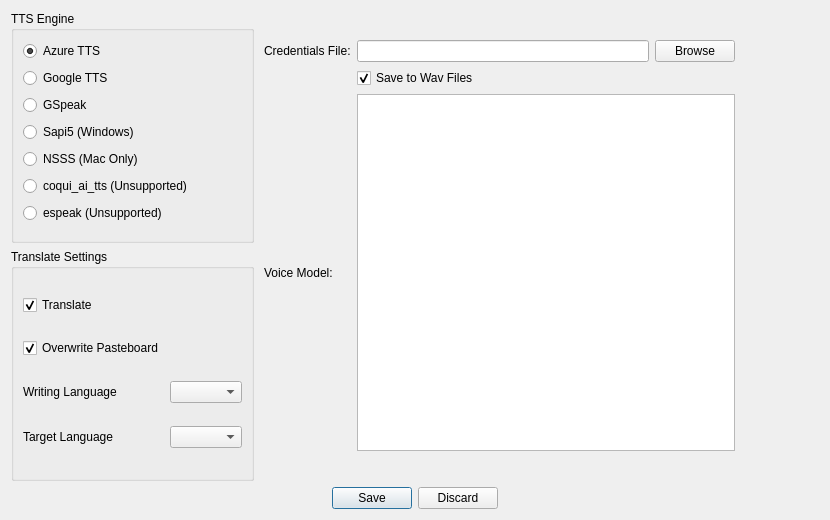
The window that GUI_TranslateAndTTS/form.ui (AceCentre/AACSpeakHelper) describes before a commit, drawn with Qt 5.
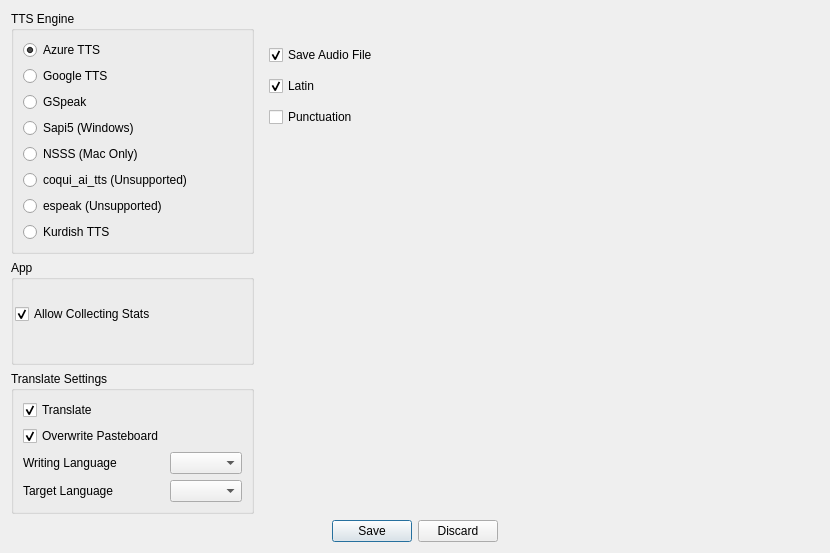
The same window after the commit. The open tabs and pages were chosen to show the change.

What changed in the file:
```diff
--- a/GUI_TranslateAndTTS/form.ui
+++ b/GUI_TranslateAndTTS/form.ui
@@ -7,243 +7,14 @@
     <x>0</x>
     <y>0</y>
     <width>830</width>
-    <height>520</height>
+    <height>553</height>
    </rect>
   </property>
   <property name="windowTitle">
    <string>Configure TranslateAndTTS</string>
   </property>
   <layout class="QGridLayout" name="gridLayout">
-   <item row="1" column="0">
-    <widget class="QGroupBox" name="groupBox_translate">
-     <property name="sizePolicy">
-      <sizepolicy hsizetype="Preferred" vsizetype="Preferred">
-       <horstretch>0</horstretch>
-       <verstretch>0</verstretch>
-      </sizepolicy>
-     </property>
-     <property name="title">
-      <string>Translate Settings</string>
-     </property>
-     <property name="checkable">
-      <bool>false</bool>
-     </property>
-     <layout class="QGridLayout" name="gridLayout_2">
-      <item row="1" column="0">
-       <widget class="QCheckBox" name="checkBox_overwritepb">
-        <property name="sizePolicy">
-         <sizepolicy hsizetype="Preferred" vsizetype="Fixed">
-          <horstretch>0</horstretch>
-          <verstretch>0</verstretch>
-         </sizepolicy>
-        </property>
-        <property name="toolTip">
-         <string>&lt;html&gt;&lt;head/&gt;&lt;body&gt;&lt;pre style=&quot; margin-top:0px; margin-bottom:0px; margin-left:0px; margin-right:0px; -qt-block-indent:0; text-indent:0px; line-height:19px; background-color:#1f1f1f;&quot;&gt;&lt;span style=&quot; font-family:'Consolas','Courier New','monospace'; font-size:14px; color:#6a9955;&quot;&gt;Do you want to overwrite the pasteboard with the new translated string?&lt;/span&gt;&lt;/pre&gt;&lt;/body&gt;&lt;/html&gt;</string>
-        </property>
-        <property name="text">
-         <string>Overwrite Pasteboard</string>
-        </property>
-        <property name="checked">
-         <bool>true</bool>
-        </property>
-       </widget>
-      </item>
-      <item row="0" column="0">
-       <widget class="QCheckBox" name="checkBox_translate">
-        <property name="sizePolicy">
-         <sizepolicy hsizetype="Preferred" vsizetype="Fixed">
-          <horstretch>0</horstretch>
-          <verstretch>0</verstretch>
-         </sizepolicy>
-        </property>
-        <property name="toolTip">
-         <string>&lt;html&gt;&lt;head/&gt;&lt;body&gt;&lt;pre style=&quot; margin-top:0px; margin-bottom:0px; margin-left:0px; margin-right:0px; -qt-block-indent:0; text-indent:0px; line-height:19px; background-color:#1f1f1f;&quot;&gt;&lt;span style=&quot; font-family:'Consolas','Courier New','monospace'; font-size:14px; color:#6a9955;&quot;&gt;Uncheck this option If you just want it to speak in the text you are writing&lt;/span&gt;&lt;/pre&gt;&lt;/body&gt;&lt;/html&gt;</string>
-        </property>
-        <property name="text">
-         <string>Translate</string>
-        </property>
-        <property name="checked">
-         <bool>true</bool>
-        </property>
-       </widget>
-      </item>
-      <item row="2" column="1">
-       <widget class="QComboBox" name="comboBox_writeLang"/>
-      </item>
-      <item row="3" column="0">
-       <widget class="QLabel" name="label_2">
-        <property name="sizePolicy">
-         <sizepolicy hsizetype="Fixed" vsizetype="Preferred">
-          <horstretch>0</horstretch>
-          <verstretch>0</verstretch>
-         </sizepolicy>
-        </property>
-        <property name="toolTip">
-         <string>Target Language for Translattion</string>
-        </property>
-        <property name="text">
-         <string>Target Language</string>
-        </property>
-       </widget>
-      </item>
-      <item row="2" column="0">
-       <widget class="QLabel" name="label">
-        <property name="toolTip">
-         <string>&lt;html&gt;&lt;head/&gt;&lt;body&gt;&lt;pre style=&quot; margin-top:0px; margin-bottom:0px; margin-left:0px; margin-right:0px; -qt-block-indent:0; text-indent:0px; line-height:19px; background-color:#1f1f1f;&quot;&gt;&lt;span style=&quot; font-family:'Consolas','Courier New','monospace'; font-size:14px; color:#6a9955;&quot;&gt;Writing Language &lt;/span&gt;&lt;/pre&gt;&lt;p&gt;&lt;br/&gt;&lt;/p&gt;&lt;/body&gt;&lt;/html&gt;</string>
-        </property>
-        <property name="text">
-         <string>Writing Language</string>
-        </property>
-       </widget>
-      </item>
-      <item row="3" column="1">
-       <widget class="QComboBox" name="comboBox_targetLang">
-        <property name="sizePolicy">
-         <sizepolicy hsizetype="Preferred" vsizetype="Fixed">
-          <horstretch>0</horstretch>
-          <verstretch>0</verstretch>
-         </sizepolicy>
-        </property>
-       </widget>
-      </item>
-     </layout>
-    </widget>
-   </item>
-   <item row="2" column="0" colspan="2">
-    <widget class="QDialogButtonBox" name="buttonBox">
-     <property name="layoutDirection">
-      <enum>Qt::LeftToRight</enum>
-     </property>
-     <property name="inputMethodHints">
-      <set>Qt::ImhPreferUppercase</set>
-     </property>
-     <property name="standardButtons">
-      <set>QDialogButtonBox::Discard|QDialogButtonBox::Save</set>
-     </property>
-     <property name="centerButtons">
-      <bool>true</bool>
-     </property>
-    </widget>
-   </item>
-   <item row="0" column="0">
-    <widget class="QGroupBox" name="groupBox_ttsEngine">
-     <property name="sizePolicy">
-      <sizepolicy hsizetype="Preferred" vsizetype="Preferred">
-       <horstretch>0</horstretch>
-       <verstretch>0</verstretch>
-      </sizepolicy>
-     </property>
-     <property name="title">
-      <string>TTS Engine</string>
-     </property>
-     <property name="flat">
-      <bool>false</bool>
-     </property>
-     <property name="checkable">
-      <bool>false</bool>
-     </property>
-     <layout class="QVBoxLayout" name="verticalLayout">
-      <item>
-       <widget class="QRadioButton" name="radioButton_azure">
-        <property name="sizePolicy">
-         <sizepolicy hsizetype="Fixed" vsizetype="Fixed">
-          <horstretch>0</horstretch>
-          <verstretch>0</verstretch>
-         </sizepolicy>
-        </property>
-        <property name="text">
-         <string>Azure TTS</string>
-        </property>
-        <property name="checked">
-         <bool>true</bool>
-        </property>
-       </widget>
-      </item>
-      <item>
-       <widget class="QRadioButton" name="radioButton_google">
-        <property name="sizePolicy">
-         <sizepolicy hsizetype="Fixed" vsizetype="Fixed">
-          <horstretch>0</horstretch>
-          <verstretch>0</verstretch>
-         </sizepolicy>
-        </property>
-        <property name="text">
-         <string>Google TTS</string>
-        </property>
-        <property name="checked">
-         <bool>false</bool>
-        </property>
-       </widget>
-      </item>
-      <item>
-       <widget class="QRadioButton" name="radioButton_gspeak">
-        <property name="text">
-         <string>GSpeak</string>
-        </property>
-       </widget>
-      </item>
-      <item>
-       <widget class="QRadioButton" name="radioButton_sapi5">
-        <property name="sizePolicy">
-         <sizepolicy hsizetype="Fixed" vsizetype="Fixed">
-          <horstretch>0</horstretch>
-          <verstretch>0</verstretch>
-         </sizepolicy>
-        </property>
-        <property name="text">
-         <string>Sapi5 (Windows)</string>
-        </property>
-       </widget>
-      </item>
-      <item>
-       <widget class="QRadioButton" name="radioButton_nsss">
-        <property name="sizePolicy">
-         <sizepolicy hsizetype="Fixed" vsizetype="Fixed">
-          <horstretch>0</horstretch>
-          <verstretch>0</verstretch>
-         </sizepolicy>
-        </property>
-        <property name="text">
-         <string>NSSS (Mac Only)</string>
-        </property>
-       </widget>
-      </item>
-      <item>
-       <widget class="QRadioButton" name="radioButton_coqui">
-        <property name="enabled">
-         <bool>true</bool>
-        </property>
-        <property name="sizePolicy">
-         <sizepolicy hsizetype="Fixed" vsizetype="Fixed">
-          <horstretch>0</horstretch>
-          <verstretch>0</verstretch>
-         </sizepolicy>
-        </property>
-        <property name="text">
-         <string>coqui_ai_tts (Unsupported)</string>
-        </property>
-       </widget>
-      </item>
-      <item>
-       <widget class="QRadioButton" name="radioButton_espeak">
-        <property name="enabled">
-         <bool>true</bool>
-        </property>
-        <property name="sizePolicy">
-         <sizepolicy hsizetype="Fixed" vsizetype="Fixed">
-          <horstretch>0</horstretch>
-          <verstretch>0</verstretch>
-         </sizepolicy>
-        </property>
-        <property name="text">
-         <string>espeak (Unsupported)</string>
-        </property>
-       </widget>
-      </item>
-     </layout>
-    </widget>
-   </item>
-   <item row="0" column="1" rowspan="2">
+   <item row="0" column="1" rowspan="3">
     <widget class="QStackedWidget" name="stackedWidget">
      <property name="sizePolicy">
       <sizepolicy hsizetype="Preferred" vsizetype="Expanding">
@@ -362,7 +133,7 @@
         <item row="2" column="1" colspan="2">
          <widget class="QCheckBox" name="checkBox_saveToWav_gTTS">
           <property name="text">
-           <string>Save to Wav Files</string>
+           <string>Save Audio File</string>
           </property>
           <property name="checked">
            <bool>true</bool>
@@ -483,6 +254,50 @@
        </layout>
       </widget>
      </widget>
+     <widget class="QWidget" name="kurdish_page">
+      <widget class="QWidget" name="gridLayoutWidget_3">
+       <property name="geometry">
+        <rect>
+         <x>9</x>
+         <y>29</y>
+         <width>461</width>
+         <height>94</height>
+        </rect>
+       </property>
+       <layout class="QGridLayout" name="gridLayout_7">
+        <item row="0" column="0">
+         <widget class="QCheckBox" name="checkBox_saveAudio_kurdish">
+          <property name="text">
+           <string>Save Audio File</string>
+          </property>
+          <property name="checked">
+           <bool>true</bool>
+          </property>
+         </widget>
+        </item>
+        <item row="1" column="0">
+         <widget class="QCheckBox" name="checkBox_latin">
+          <property name="text">
+           <string>Latin</string>
+          </property>
+          <property name="checked">
+           <bool>true</bool>
+          </property>
+         </widget>
+        </item>
+        <item row="2" column="0">
+         <widget class="QCheckBox" name="checkBox_punctuation">
+          <property name="text">
+           <string>Punctuation</string>
+          </property>
+          <property name="checked">
+           <bool>false</bool>
+          </property>
+         </widget>
+        </item>
+       </layout>
+      </widget>
+     </widget>
      <widget class="QWidget" name="ttsPage">
       <widget class="QWidget" name="formLayoutWidget">
        <property name="geometry">
@@ -552,6 +367,271 @@
      </widget>
     </widget>
    </item>
+   <item row="2" column="0">
+    <widget class="QGroupBox" name="groupBox_translate">
+     <property name="sizePolicy">
+      <sizepolicy hsizetype="Preferred" vsizetype="Preferred">
+       <horstretch>0</horstretch>
+       <verstretch>0</verstretch>
+      </sizepolicy>
+     </property>
+     <property name="title">
+      <string>Translate Settings</string>
+     </property>
+     <property name="checkable">
+      <bool>false</bool>
+     </property>
+     <layout class="QGridLayout" name="gridLayout_2">
+      <item row="0" column="0">
+       <widget class="QCheckBox" name="checkBox_translate">
+        <property name="sizePolicy">
+         <sizepolicy hsizetype="Preferred" vsizetype="Fixed">
+          <horstretch>0</horstretch>
+          <verstretch>0</verstretch>
+         </sizepolicy>
+        </property>
+        <property name="toolTip">
+         <string>&lt;html&gt;&lt;head/&gt;&lt;body&gt;&lt;pre style=&quot; margin-top:0px; margin-bottom:0px; margin-left:0px; margin-right:0px; -qt-block-indent:0; text-indent:0px; line-height:19px; background-color:#1f1f1f;&quot;&gt;&lt;span style=&quot; font-family:'Consolas','Courier New','monospace'; font-size:14px; color:#6a9955;&quot;&gt;Uncheck this option If you just want it to speak in the text you are writing&lt;/span&gt;&lt;/pre&gt;&lt;/body&gt;&lt;/html&gt;</string>
+        </property>
+        <property name="text">
+         <string>Translate</string>
+        </property>
+        <property name="checked">
+         <bool>true</bool>
+        </property>
+       </widget>
+      </item>
+      <item row="2" column="0">
+       <widget class="QLabel" name="label">
+        <property name="toolTip">
+         <string>&lt;html&gt;&lt;head/&gt;&lt;body&gt;&lt;pre style=&quot; margin-top:0px; margin-bottom:0px; margin-left:0px; margin-right:0px; -qt-block-indent:0; text-indent:0px; line-height:19px; background-color:#1f1f1f;&quot;&gt;&lt;span style=&quot; font-family:'Consolas','Courier New','monospace'; font-size:14px; color:#6a9955;&quot;&gt;Writing Language &lt;/span&gt;&lt;/pre&gt;&lt;p&gt;&lt;br/&gt;&lt;/p&gt;&lt;/body&gt;&lt;/html&gt;</string>
+        </property>
+        <property name="text">
+         <string>Writing Language</string>
+        </property>
+       </widget>
+      </item>
+      <item row="2" column="1">
+       <widget class="QComboBox" name="comboBox_writeLang"/>
+      </item>
+      <item row="1" column="0">
+       <widget class="QCheckBox" name="checkBox_overwritepb">
+        <property name="sizePolicy">
+         <sizepolicy hsizetype="Preferred" vsizetype="Fixed">
+          <horstretch>0</horstretch>
+          <verstretch>0</verstretch>
+         </sizepolicy>
+        </property>
+        <property name="toolTip">
+         <string>&lt;html&gt;&lt;head/&gt;&lt;body&gt;&lt;pre style=&quot; margin-top:0px; margin-bottom:0px; margin-left:0px; margin-right:0px; -qt-block-indent:0; text-indent:0px; line-height:19px; background-color:#1f1f1f;&quot;&gt;&lt;span style=&quot; font-family:'Consolas','Courier New','monospace'; font-size:14px; color:#6a9955;&quot;&gt;Do you want to overwrite the pasteboard with the new translated string?&lt;/span&gt;&lt;/pre&gt;&lt;/body&gt;&lt;/html&gt;</string>
+        </property>
+        <property name="text">
+         <string>Overwrite Pasteboard</string>
+        </property>
+        <property name="checked">
+         <bool>true</bool>
+        </property>
+       </widget>
+      </item>
+      <item row="3" column="1">
+       <widget class="QComboBox" name="comboBox_targetLang">
+        <property name="sizePolicy">
+         <sizepolicy hsizetype="Preferred" vsizetype="Fixed">
+          <horstretch>0</horstretch>
+          <verstretch>0</verstretch>
+         </sizepolicy>
+        </property>
+       </widget>
+      </item>
+      <item row="3" column="0">
+       <widget class="QLabel" name="label_2">
+        <property name="sizePolicy">
+         <sizepolicy hsizetype="Fixed" vsizetype="Preferred">
+          <horstretch>0</horstretch>
+          <verstretch>0</verstretch>
+         </sizepolicy>
+        </property>
+        <property name="toolTip">
+         <string>Target Language for Translattion</string>
+        </property>
+        <property name="text">
+         <string>Target Language</string>
+        </property>
+       </widget>
+      </item>
+     </layout>
+    </widget>
+   </item>
+   <item row="5" column="0" colspan="2">
+    <widget class="QDialogButtonBox" name="buttonBox">
+     <property name="layoutDirection">
+      <enum>Qt::LeftToRight</enum>
+     </property>
+     <property name="inputMethodHints">
+      <set>Qt::ImhPreferUppercase</set>
+     </property>
+     <property name="standardButtons">
+      <set>QDialogButtonBox::Discard|QDialogButtonBox::Save</set>
+     </property>
+     <property name="centerButtons">
+      <bool>true</bool>
+     </property>
+    </widget>
+   </item>
+   <item row="0" column="0">
+    <widget class="QGroupBox" name="groupBox_ttsEngine">
+     <property name="sizePolicy">
+      <sizepolicy hsizetype="Preferred" vsizetype="Preferred">
+       <horstretch>0</horstretch>
+       <verstretch>0</verstretch>
+      </sizepolicy>
+     </property>
+     <property name="title">
+      <string>TTS Engine</string>
+     </property>
+     <property name="flat">
+      <bool>false</bool>
+     </property>
+     <property name="checkable">
+      <bool>false</bool>
+     </property>
+     <layout class="QVBoxLayout" name="verticalLayout">
+      <item>
+       <widget class="QRadioButton" name="radioButton_azure">
+        <property name="sizePolicy">
+         <sizepolicy hsizetype="Fixed" vsizetype="Fixed">
+          <horstretch>0</horstretch>
+          <verstretch>0</verstretch>
+         </sizepolicy>
+        </property>
+        <property name="text">
+         <string>Azure TTS</string>
+        </property>
+        <property name="checked">
+         <bool>true</bool>
+        </property>
+       </widget>
+      </item>
+      <item>
+       <widget class="QRadioButton" name="radioButton_google">
+        <property name="sizePolicy">
+         <sizepolicy hsizetype="Fixed" vsizetype="Fixed">
+          <horstretch>0</horstretch>
+          <verstretch>0</verstretch>
+         </sizepolicy>
+        </property>
+        <property name="text">
+         <string>Google TTS</string>
+        </property>
+        <property name="checked">
+         <bool>false</bool>
+        </property>
+       </widget>
+      </item>
+      <item>
+       <widget class="QRadioButton" name="radioButton_gspeak">
+        <property name="text">
+         <string>GSpeak</string>
+        </property>
+       </widget>
+      </item>
+      <item>
+       <widget class="QRadioButton" name="radioButton_sapi5">
+        <property name="sizePolicy">
+         <sizepolicy hsizetype="Fixed" vsizetype="Fixed">
+          <horstretch>0</horstretch>
+          <verstretch>0</verstretch>
+         </sizepolicy>
+        </property>
+        <property name="text">
+         <string>Sapi5 (Windows)</string>
+        </property>
+       </widget>
+      </item>
+      <item>
+       <widget class="QRadioButton" name="radioButton_nsss">
+        <property name="sizePolicy">
+         <sizepolicy hsizetype="Fixed" vsizetype="Fixed">
+          <horstretch>0</horstretch>
+          <verstretch>0</verstretch>
+         </sizepolicy>
+        </property>
+        <property name="text">
+         <string>NSSS (Mac Only)</string>
+        </property>
+       </widget>
+      </item>
+      <item>
+       <widget class="QRadioButton" name="radioButton_coqui">
+        <property name="enabled">
+         <bool>true</bool>
+        </property>
+        <property name="sizePolicy">
+         <sizepolicy hsizetype="Fixed" vsizetype="Fixed">
+          <horstretch>0</horstretch>
+          <verstretch>0</verstretch>
+         </sizepolicy>
+        </property>
+        <property name="text">
+         <string>coqui_ai_tts (Unsupported)</string>
+        </property>
+       </widget>
+      </item>
+      <item>
+       <widget class="QRadioButton" name="radioButton_espeak">
+        <property name="enabled">
+         <bool>true</bool>
+        </property>
+        <property name="sizePolicy">
+         <sizepolicy hsizetype="Fixed" vsizetype="Fixed">
+          <horstretch>0</horstretch>
+          <verstretch>0</verstretch>
+         </sizepolicy>
+        </property>
+        <property name="text">
+         <string>espeak (Unsupported)</string>
+        </property>
+       </widget>
+      </item>
+      <item>
+       <widget class="QRadioButton" name="radioButton_kurdish">
+        <property name="text">
+         <string>Kurdish TTS</string>
+        </property>
+       </widget>
+      </item>
+     </layout>
+    </widget>
+   </item>
+   <item row="1" column="0">
+    <widget class="QGroupBox" name="groupBox">
+     <property name="title">
+      <string>App</string>
+     </property>
+     <widget class="QWidget" name="verticalLayoutWidget">
+      <property name="geometry">
+       <rect>
+        <x>4</x>
+        <y>24</y>
+        <width>281</width>
+        <height>61</height>
+       </rect>
+      </property>
+      <layout class="QVBoxLayout" name="verticalLayout_2">
+       <item>
+        <widget class="QCheckBox" name="checkBox_stats">
+         <property name="text">
+          <string>Allow Collecting Stats</string>
+         </property>
+         <property name="checked">
+          <bool>true</bool>
+         </property>
+        </widget>
+       </item>
+      </layout>
+     </widget>
+    </widget>
+   </item>
   </layout>
  </widget>
  <tabstops>
```
Left out of the diff: 12 changed lines with no effect on the pictures.
